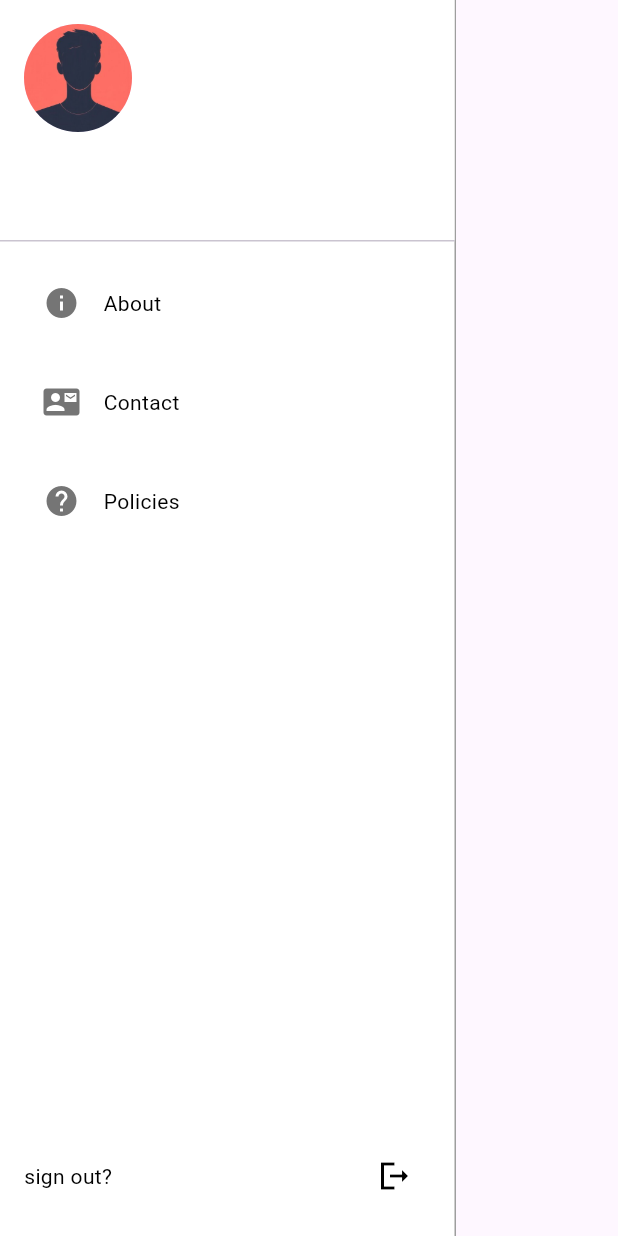
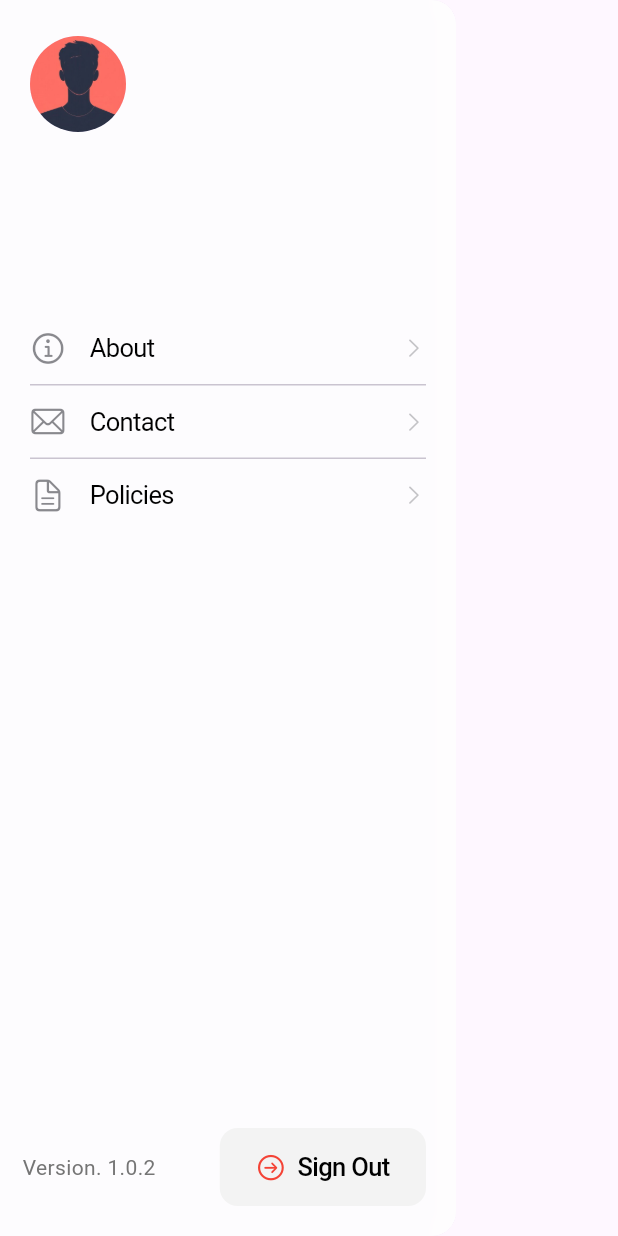
Before and after one commit to mayurbaniya/asteronX, a Flutter app: the CustomSideBar widget shown alone on an empty page, opened directly, on a phone screen of 412 x 824 dp. Run offline on Flutter 3.47's test engine with Material 3 defaults, Android fonts, the light colour scheme and no system bars; our stand-ins replace delightful_toast, firebase_core, firebase_remote_config, fl_chart, flutter_spinkit, font_awesome_flutter and 5 more; accounts and stored records are empty; network calls fail.

Commit message:
version 1.0.2 commit

```diff
--- a/lib/pages/payment_details.dart
+++ b/lib/pages/payment_details.dart
@@ -1,6 +1,5 @@
 import 'dart:io';
 
-import 'package:asteron_x/service/firebase/remote_data.dart';
 import 'package:asteron_x/service/getx/helper/validator.dart';
 import 'package:asteron_x/service/models/PaymentModel.dart';
 import 'package:asteron_x/utils/colors.dart';
@@ -117,7 +116,7 @@ class _PaymentDetailsState extends State<PaymentDetails> {
                               null
                           ? DecorationImage(
                               image: NetworkImage(
-                                  "${RemoteData().baseURL}${paymentController.paymentDetails.value!.data!.qrCode}"),
+                                  "${paymentController.paymentDetails.value!.data!.qrCode}"),
                               fit: BoxFit.cover,
                             )
                           : null,
@@ -192,7 +191,7 @@ class _PaymentDetailsState extends State<PaymentDetails> {
                     const SizedBox(height: 10),
                     payment.data?.qrCode != null
                         ? Image.network(
-                            "${RemoteData().baseURL}${payment.data?.qrCode}",
+                            "${payment.data?.qrCode}",
                             height: 200,
                             width: 200,
                             fit: BoxFit.cover,
--- a/lib/service/getx/controller/leads_controller.dart
+++ b/lib/service/getx/controller/leads_controller.dart
@@ -97,7 +97,8 @@ class LeadsController extends GetxController {
     try {
       int prtID = userController.user.value!.id ?? 0;
 
-      LeadsService.saveLead(prtID, name, vehicle, phone, city, finance, notes);
+      await LeadsService.saveLead(
+          prtID, name, vehicle, phone, city, finance, notes);
 
       fetchAllLeadsForced();
 
--- a/lib/widgets/x_drawer.dart
+++ b/lib/widgets/x_drawer.dart
@@ -1,9 +1,11 @@
-// ignore_for_file: prefer_const_literals_to_create_immutables, prefer_const_constructors
+import 'dart:ui';
 
 import 'package:asteron_x/service/getx/helper/manage_auth.dart';
 import 'package:asteron_x/utils/colors.dart';
 import 'package:asteron_x/utils/images.dart';
+import 'package:flutter/cupertino.dart';
 import 'package:flutter/material.dart';
+import 'package:package_info_plus/package_info_plus.dart';
 import 'package:shared_preferences/shared_preferences.dart';
 
 class CustomSideBar extends StatefulWidget {
@@ -16,6 +18,7 @@ class CustomSideBar extends StatefulWidget {
 class _CustomSideBarState extends State<CustomSideBar> {
   String _userName = '';
   String _email = '';
+  String _version = '';
 
   @override
   void initState() {
@@ -25,145 +28,181 @@ class _CustomSideBarState extends State<CustomSideBar> {
 
   Future<void> _loadData() async {
     final SharedPreferences prefs = await SharedPreferences.getInstance();
+    PackageInfo packageInfo = await PackageInfo.fromPlatform();
+
     setState(() {
       _userName = prefs.getString('name') ?? 'Guest';
       _email = prefs.getString('email') ?? '';
+      _version = packageInfo.version;
     });
   }
 
   @override
   Widget build(BuildContext context) {
     return Drawer(
-      shape: BeveledRectangleBorder(),
+      shape: const RoundedRectangleBorder(
+        borderRadius: BorderRadius.horizontal(right: Radius.circular(16)),
+      ),
+      child: BackdropFilter(
+        filter: ImageFilter.blur(sigmaX: 10, sigmaY: 10),
         child: Container(
           decoration: BoxDecoration(
-            color: bgColor,
-            border: Border(right: BorderSide(color: Colors.grey, width: 1))),
+            color: CupertinoColors.systemBackground.withOpacity(0.8),
+            borderRadius:
+                const BorderRadius.horizontal(right: Radius.circular(16)),
+          ),
+          child: SafeArea(
             child: Column(
+              crossAxisAlignment: CrossAxisAlignment.start,
+              children: [
+                _buildHeader(),
+                const SizedBox(height: 16),
+                Expanded(
+                  child: _buildMenuItems(),
+                ),
+                Row(
                   mainAxisAlignment: MainAxisAlignment.spaceBetween,
-          children: [
-            SingleChildScrollView(
-              child: Column(
-                children: [
-                  UserAccountsDrawerHeader(
-                    currentAccountPicture: CircleAvatar(
-                      child: ClipOval(
-                        child: Image(
-                          width: 100,
-                          height: 100,
-                          image: AssetImage(profileIMG),
-                          fit: BoxFit.cover,
+                  children: [_buildVersionInfo(), _buildSignOutButton()],
+                )
+              ],
             ),
           ),
         ),
-                    decoration: BoxDecoration(color: bgColor),
-                    accountName: Text(
+      ),
+    );
+  }
+
+  Widget _buildHeader() {
+    return Padding(
+      padding: const EdgeInsets.symmetric(horizontal: 20, vertical: 24),
+      child: Column(
+        crossAxisAlignment: CrossAxisAlignment.start,
+        children: [
+          CircleAvatar(
+            radius: 32,
+            backgroundImage: AssetImage(profileIMG),
+          ),
+          const SizedBox(height: 16),
+          Text(
             _userName,
-                      style: TextStyle(color: textPrimaryColor),
-                    ),
-                    accountEmail: Text(
-                      _email,
-                      style: TextStyle(color: textPrimaryColor),
+            style: const TextStyle(
+              fontSize: 22,
+              fontWeight: FontWeight.w600,
+              color: CupertinoColors.label,
             ),
           ),
-                  Padding(
-                    padding: const EdgeInsets.all(5.0),
-                    child: MenuItem(
-                      icon: Icons.info,
-                      text: 'About',
-                      onTap: () {
-                        // Navigate to About page
-                        Navigator.pushNamed(context, '/about');
-                      },
-                    ),
-                  ),
-                  Padding(
-                    padding: const EdgeInsets.all(5.0),
-                    child: MenuItem(
-                      icon: Icons.contact_mail,
-                      text: 'Contact',
-                      onTap: () {
-                        // Navigate to Contact page
-                        Navigator.pushNamed(context, '/contact');
-                      },
-                    ),
-                  ),
-                  Padding(
-                    padding: const EdgeInsets.all(5.0),
-                    child: MenuItem(
-                      icon: Icons.help,
-                      text: 'Policies',
-                      onTap: () {
-                        // Navigate to Help page
-                        Navigator.pushNamed(context, '/policies');
-                      },
+          const SizedBox(height: 4),
+          Text(
+            _email,
+            style: TextStyle(
+              fontSize: 14,
+              color: CupertinoColors.secondaryLabel.resolveFrom(context),
             ),
           ),
         ],
       ),
+    );
+  }
+
+  Widget _buildMenuItems() {
+    return ListView(
+      padding: const EdgeInsets.symmetric(vertical: 8),
+      children: [
+        _buildListTile(
+          icon: CupertinoIcons.info_circle,
+          title: 'About',
+          route: '/about',
         ),
-            Padding(
-              padding: const EdgeInsets.all(16.0),
+        const Padding(
+          padding: EdgeInsets.symmetric(horizontal: 20),
+          child: Divider(height: 1),
+        ),
+        _buildListTile(
+          icon: CupertinoIcons.mail,
+          title: 'Contact',
+          route: '/contact',
+        ),
+        const Padding(
+          padding: EdgeInsets.symmetric(horizontal: 20),
+          child: Divider(height: 1),
+        ),
+        _buildListTile(
+          icon: CupertinoIcons.doc_text,
+          title: 'Policies',
+          route: '/policies',
+        ),
+      ],
+    );
+  }
+
+  Widget _buildListTile({
+    required IconData icon,
+    required String title,
+    required String route,
+  }) {
+    return CupertinoButton(
+      padding: const EdgeInsets.symmetric(horizontal: 20, vertical: 12),
+      borderRadius: BorderRadius.circular(12),
+      pressedOpacity: 0.7,
+      onPressed: () => Navigator.pushNamed(context, route),
       child: Row(
-                mainAxisAlignment: MainAxisAlignment.spaceBetween,
         children: [
+          Icon(
+            icon,
+            size: 24,
+            color: CupertinoColors.secondaryLabel.resolveFrom(context),
+          ),
+          const SizedBox(width: 16),
           Text(
-                    'sign out?',
-                    style: TextStyle(color: primaryColor),
+            title,
+            style: TextStyle(
+              fontSize: 17,
+              color: CupertinoColors.label.resolveFrom(context),
             ),
-                  IconButton(
-                    icon: Icon(Icons.logout_sharp, color: primaryColor),
-                    onPressed: () {
-                      ManageAuth.logout();
-                    },
+          ),
+          const Spacer(),
+          Icon(
+            CupertinoIcons.chevron_right,
+            size: 16,
+            color: CupertinoColors.tertiaryLabel.resolveFrom(context),
           ),
         ],
       ),
+    );
+  }
+
+  Widget _buildSignOutButton() {
+    return Padding(
+      padding: const EdgeInsets.all(20),
+      child: CupertinoButton(
+        color: secondaryColor,
+        borderRadius: BorderRadius.circular(12),
+        padding: const EdgeInsets.symmetric(horizontal: 24, vertical: 16),
+        onPressed: ManageAuth.logout,
+        child: const Row(
+          mainAxisSize: MainAxisSize.min,
+          children: [
+            Icon(
+              CupertinoIcons.arrow_right_circle,
+              size: 20,
+              color: primaryIconColor,
             ),
+            SizedBox(width: 8),
+            Text('Sign Out',
+                style: TextStyle(
+                    fontWeight: FontWeight.w500, color: textPrimaryColor)),
           ],
         ),
       ),
     );
   }
-}
 
-class MenuItem extends StatelessWidget {
-  final IconData icon;
-  final String text;
-  final VoidCallback onTap;
-
-  const MenuItem({
-    super.key,
-    required this.icon,
-    required this.text,
-    required this.onTap,
-  });
-
-  @override
-  Widget build(BuildContext context) {
-    return GestureDetector(
-      onTap: onTap,
-      child: Container(
-        decoration: BoxDecoration(
-          color: bgColor,
-          // borderRadius: BorderRadius.circular(12)
-        ),
-        child: Row(
-          children: [
-            Padding(
-              padding: const EdgeInsets.only(
-                  left: 24, right: 16, top: 16, bottom: 16),
-              child: Icon(
-                icon,
-                color: greyColor,
-              ),
-            ),
-            Text(
-              text,
-              style: TextStyle(color: textPrimaryColor),
-            )
-          ],
-        ),
+  Widget _buildVersionInfo() {
+    return Padding(
+      padding: const EdgeInsets.all(15.0),
+      child: Text(
+        'Version. $_version',
+        style: TextStyle(color: greyColor),
       ),
     );
   }
--- a/pubspec.yaml
+++ b/pubspec.yaml
@@ -16,7 +16,7 @@ publish_to: 'none' # Remove this line if you wish to publish to pub.dev
 # https://developer.apple.com/library/archive/documentation/General/Reference/InfoPlistKeyReference/Articles/CoreFoundationKeys.html
 # In Windows, build-name is used as the major, minor, and patch parts
 # of the product and file versions while build-number is used as the build suffix.
-version: 1.0.1+1
+version: 1.0.2+1
 
 environment:
   sdk: ^3.6.0
```
Lines whose indentation alone changed are shown as unchanged.
